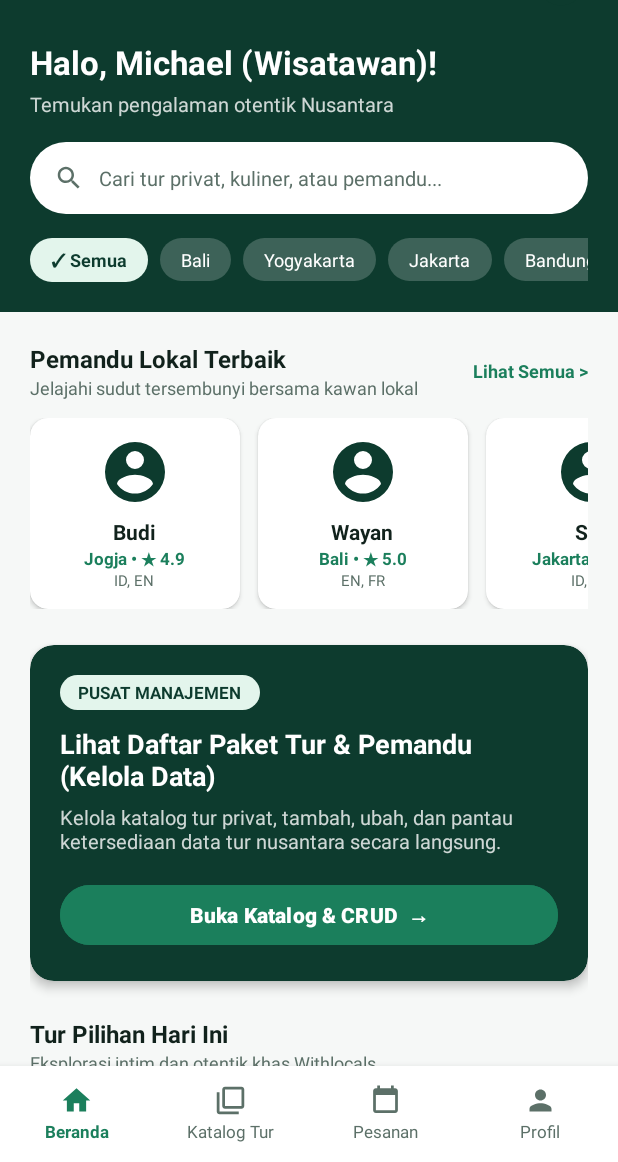
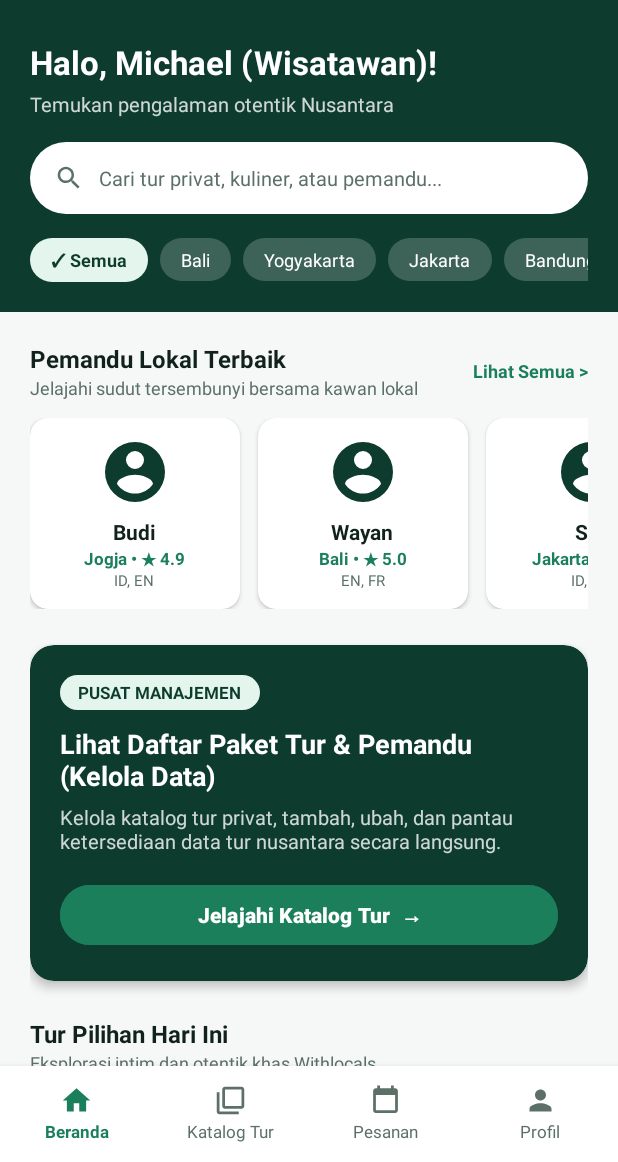
Before and after one commit to Argaa24/wisatara_mk4, an Android app: the HomeActivity screen opened directly, with no data from a screen before it, on a phone screen of 412 x 824 dp, the part 74-1236 px from its top. Run offline under Robolectric (Android 15) with nearby library versions, the phone set to English and light mode, and no system bars.

Commit message:
Restrict CRUD actions for Wisatawan role

```diff
--- a/app/src/main/java/com/example/wisatara/FormInputActivity.kt
+++ b/app/src/main/java/com/example/wisatara/FormInputActivity.kt
@@ -13,6 +13,11 @@ class FormInputActivity : AppCompatActivity() {
 
     override fun onCreate(savedInstanceState: Bundle?) {
         super.onCreate(savedInstanceState)
+        if (!ProfilActivity.canManageCrud(this)) {
+            Toast.makeText(this, "Akses ditolak: Wisatawan tidak dapat menambah data tur", Toast.LENGTH_SHORT).show()
+            finish()
+            return
+        }
         binding = ActivityFormInputBinding.inflate(layoutInflater)
         setContentView(binding.root)
 
--- a/app/src/main/java/com/example/wisatara/FormUpdateActivity.kt
+++ b/app/src/main/java/com/example/wisatara/FormUpdateActivity.kt
@@ -15,6 +15,11 @@ class FormUpdateActivity : AppCompatActivity() {
 
     override fun onCreate(savedInstanceState: Bundle?) {
         super.onCreate(savedInstanceState)
+        if (!ProfilActivity.canManageCrud(this)) {
+            Toast.makeText(this, "Akses ditolak: Wisatawan tidak dapat mengubah data tur", Toast.LENGTH_SHORT).show()
+            finish()
+            return
+        }
         binding = ActivityFormUpdateBinding.inflate(layoutInflater)
         setContentView(binding.root)
 
--- a/app/src/main/java/com/example/wisatara/HomeActivity.kt
+++ b/app/src/main/java/com/example/wisatara/HomeActivity.kt
@@ -98,6 +98,12 @@ class HomeActivity : AppCompatActivity() {
                 "Halo, $name!"
             }
         }
+        val canCrud = ProfilActivity.canManageCrud(this)
+        binding.btnBukaKatalog.text = if (canCrud) {
+            "Buka Katalog & CRUD  →"
+        } else {
+            "Jelajahi Katalog Tur  →"
+        }
     }
 
     private fun openHostOrCity(hostName: String, fallbackCity: String) {
--- a/app/src/main/java/com/example/wisatara/ProfilActivity.kt
+++ b/app/src/main/java/com/example/wisatara/ProfilActivity.kt
@@ -18,6 +18,13 @@ class ProfilActivity : AppCompatActivity() {
         const val KEY_USER_EMAIL = "user_email"
         const val KEY_USER_ROLE = "user_role"
         const val KEY_LANGUAGE = "app_language"
+
+        fun canManageCrud(context: android.content.Context): Boolean {
+            val prefs = context.getSharedPreferences(PREFS_NAME, MODE_PRIVATE)
+            val role = prefs.getString(KEY_USER_ROLE, "Wisatawan") ?: "Wisatawan"
+            return role.equals("Admin", ignoreCase = true) ||
+                role.equals("Pemandu", ignoreCase = true)
+        }
     }
 
     private lateinit var binding: ActivityProfilBinding
```
Also changed, not shown: app/src/main/java/com/example/wisatara/DetailActivity.kt (+12 -0 lines), app/src/main/java/com/example/wisatara/ListDataActivity.kt (+18 -4 lines), app/src/main/java/com/example/wisatara/adapter/PaketTurAdapter.kt (+6 -1 lines).
